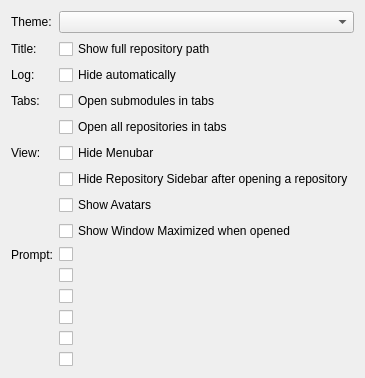
Above: src/dialogs/WindowPanel.ui from AHSauge/Pawmmit before the change. Below: the same form after it.
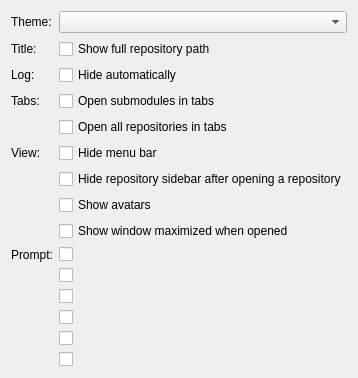
That is the form after the change.

Diff of the .ui file:
```diff
--- a/src/dialogs/WindowPanel.ui
+++ b/src/dialogs/WindowPanel.ui
@@ -72,28 +72,28 @@
    <item row="5" column="1">
     <widget class="QCheckBox" name="mHideMenuBar">
      <property name="text">
-      <string>Hide Menubar</string>
+      <string>Hide menu bar</string>
      </property>
     </widget>
    </item>
    <item row="6" column="1">
     <widget class="QCheckBox" name="mAutohideSidebar">
      <property name="text">
-      <string>Hide Repository Sidebar after opening a repository</string>
+      <string>Hide repository sidebar after opening a repository</string>
      </property>
     </widget>
    </item>
    <item row="7" column="1">
     <widget class="QCheckBox" name="mShowAvatars">
      <property name="text">
-      <string>Show Avatars</string>
+      <string>Show avatars</string>
      </property>
     </widget>
    </item>
    <item row="8" column="1">
     <widget class="QCheckBox" name="mShowMaximized">
      <property name="text">
-      <string>Show Window Maximized when opened</string>
+      <string>Show window maximized when opened</string>
      </property>
     </widget>
    </item>
```
